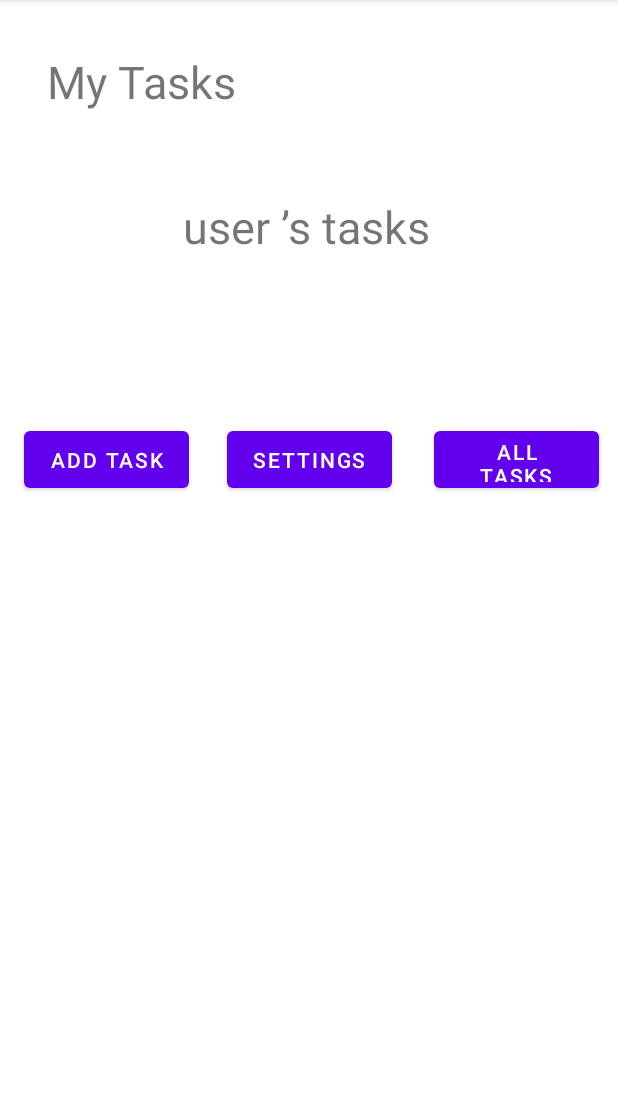
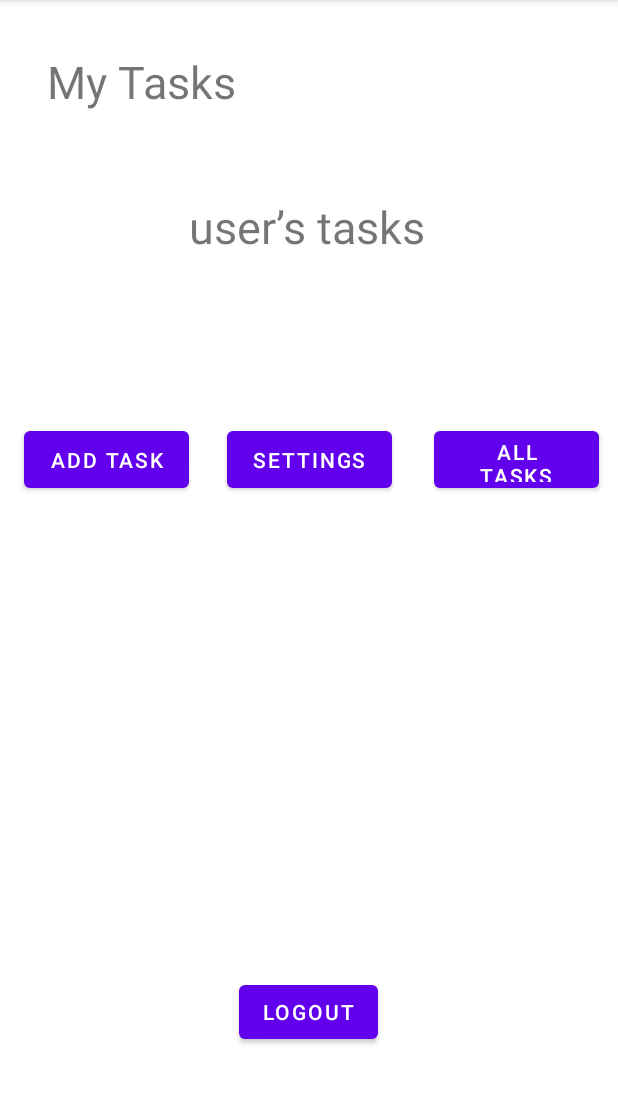
Before and after one commit to KhalilGhanem/taskmaster, an Android app: the screen it shows after launch (MainActivity), on a phone screen of 412 x 824 dp, the part 84-1188 px from its top. Run offline under Robolectric (Android 15) with nearby library versions, the phone set to English and light mode, and no system bars; our stand-ins replace Room's generated code; libraries missing offline, so code that uses them is left out: com.amplifyframework.api, com.amplifyframework.auth, com.amplifyframework.core; 6 statements that could not run were skipped.

Commit message:
lab 36 done

```diff
--- a/app/src/main/java/com/example/taskmaster/MainActivity.java
+++ b/app/src/main/java/com/example/taskmaster/MainActivity.java
@@ -25,6 +25,7 @@ import com.amplifyframework.api.graphql.model.ModelMutation;
 import com.amplifyframework.api.graphql.model.ModelQuery;
 import com.amplifyframework.auth.AuthUserAttributeKey;
 import com.amplifyframework.auth.cognito.AWSCognitoAuthPlugin;
+import com.amplifyframework.auth.cognito.activities.HostedUIRedirectActivity;
 import com.amplifyframework.auth.options.AuthSignUpOptions;
 import com.amplifyframework.core.Amplify;
 import com.amplifyframework.datastore.generated.model.Team;
@@ -41,14 +42,21 @@ public class MainActivity extends AppCompatActivity {
         try {
             // Add these lines to add the AWSApiPlugin plugins
             Amplify.addPlugin(new AWSApiPlugin());
-//            Amplify.addPlugin(new AWSCognitoAuthPlugin());
+            Amplify.addPlugin(new AWSCognitoAuthPlugin());
             Amplify.configure(getApplicationContext());
 
             Log.i("MyAmplifyApp", "Initialized Amplify");
         } catch (AmplifyException error) {
             Log.e("MyAmplifyApp", "Could not initialize Amplify", error);
         }
-        // sign up do it in a new activity and redirict us into confirm sign up activity.
+        Amplify.Auth.signInWithWebUI(
+                this,
+                result -> Log.i("AuthQuickStart", result.toString()),
+                error -> Log.e("AuthQuickStart", error.toString())
+        );
+
+
+        // sign up do it in a new activity and redirect us into confirm sign up activity.
 //        AuthSignUpOptions options = AuthSignUpOptions.builder()
 //                .userAttribute(AuthUserAttributeKey.email(), "khalil_ghanem7@eyahoo.com")
 //                .build();
@@ -221,8 +229,52 @@ public class MainActivity extends AppCompatActivity {
         String userName=sharedPreferences.getString("userName","user");
 
         TextView userTasksView=findViewById(R.id.userTasksView);
-        userTasksView.setText(userName+msg);
+        userTasksView.setText(com.amazonaws.mobile.client.AWSMobileClient.getInstance().getUsername()+msg);
 
+
+//        System.out.println(Amplify.Auth.getCurrentUser().getUsername() +"tesssssssssssssst user name from congito");
+//        if (Amplify.Auth.getCurrentUser().getUsername()==null){
+//            userTasksView.setText(userName+msg);
+//        }else {
+//            userTasksView.setText(Amplify.Auth.getCurrentUser().getUsername()+msg);
+//        }
+
+
+
+//        Amplify.Auth.fetchAuthSession(
+//                result ->{ Log.i("AmplifyQuickstart", result.toString());
+//                if ("true".equals(result.toString())){
+//                    userTasksView.setText(Amplify.Auth.getCurrentUser().getUsername()+msg);
+//                }else {
+//                    userTasksView.setText("Guest "+msg);
+//                }
+//                },
+//                error -> Log.e("AmplifyQuickstart", error.toString())
+//        );
+
+        //logout Button
+        Button logoutButton=findViewById(R.id.logoutButton);
+        logoutButton.setOnClickListener(view -> {
+            Amplify.Auth.signOut(
+                    () ->{ Log.i("AuthQuickstart", "Signed out successfully");
+                        Amplify.Auth.signInWithWebUI(
+                                this,
+                                result -> {Log.i("AuthQuickStart", result.toString());
+                                    finish();
+                                    startActivity(getIntent());
+                                }
+                                ,
+                                error -> Log.e("AuthQuickStart", error.toString())
+                        );
+
+                    }
+                    ,
+                    error -> Log.e("AuthQuickstart", error.toString())
+            );
+
+//            Intent goToLogin=new Intent(this, HostedUIRedirectActivity.class);
+//            startActivity(goToLogin);
+        });
     }
 
     @Override
--- a/app/src/main/res/layout/activity_main.xml
+++ b/app/src/main/res/layout/activity_main.xml
@@ -77,4 +77,16 @@
         app:layout_constraintStart_toStartOf="parent"
         app:layout_constraintTop_toTopOf="parent"
         app:layout_constraintVertical_bias="0.657" />
+
+    <Button
+        android:id="@+id/logoutButton"
+        android:layout_width="wrap_content"
+        android:layout_height="wrap_content"
+        android:text="Logout"
+        app:layout_constraintBottom_toBottomOf="parent"
+        app:layout_constraintEnd_toEndOf="parent"
+        app:layout_constraintHorizontal_bias="0.498"
+        app:layout_constraintStart_toStartOf="parent"
+        app:layout_constraintTop_toTopOf="parent"
+        app:layout_constraintVertical_bias="0.904" />
 </androidx.constraintlayout.widget.ConstraintLayout>
```
Also changed, not shown: app/src/main/AndroidManifest.xml (+10 -0 lines), 6 other files.
